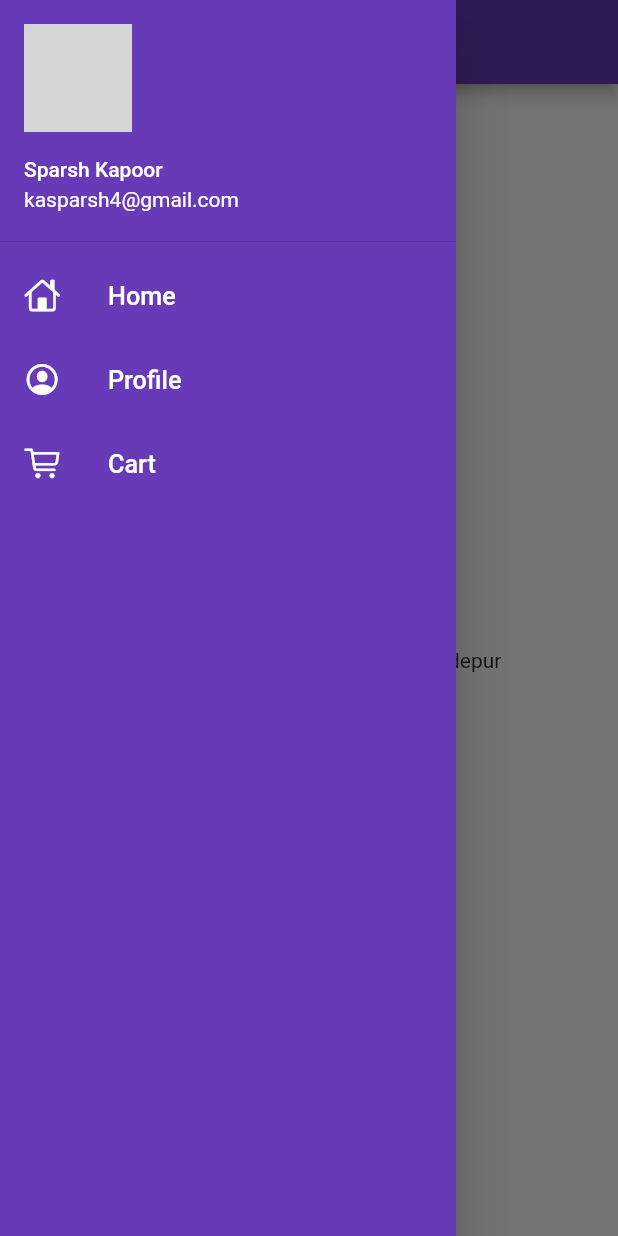
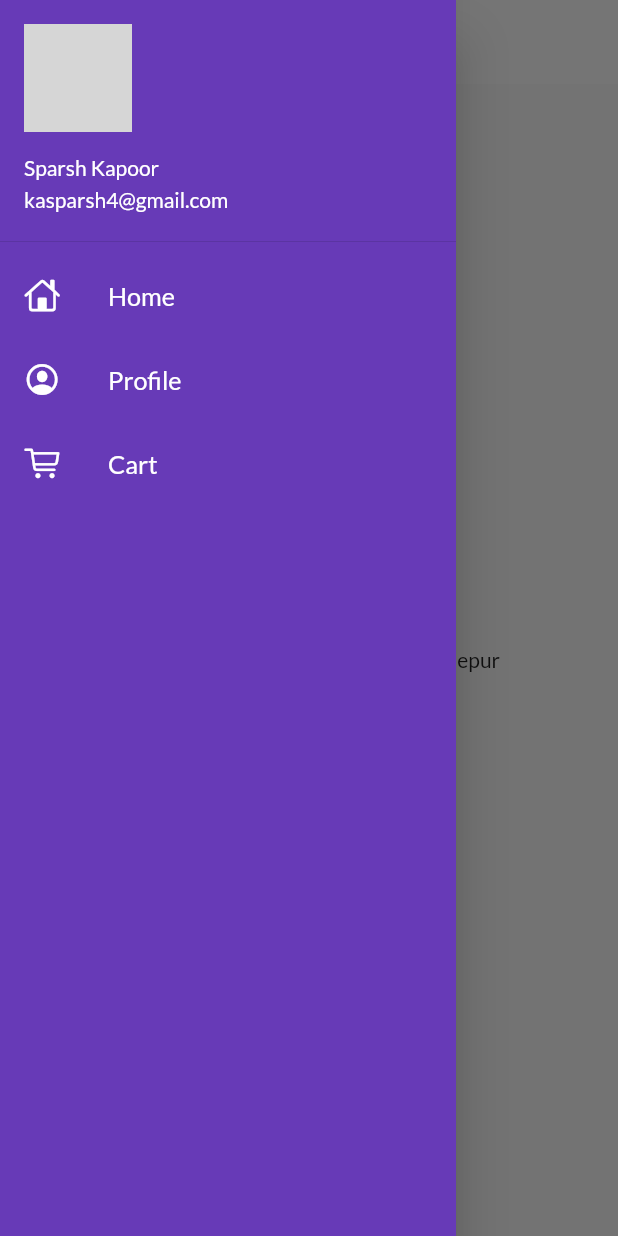
Before and after one commit to sparshkp/Flutter_catalogue, a Flutter app: the screen it shows after launch, with the side drawer open, on a phone screen of 412 x 824 dp. Run offline on Flutter 3.47's test engine with Material 2 defaults, Android fonts, the phone set to English and light mode, and no system bars; our stand-ins replace google_fonts; network calls fail; grey boxes are pictures that could not be loaded.

Commit message:
themes extracted

```diff
--- a/lib/main.dart
+++ b/lib/main.dart
@@ -4,6 +4,8 @@
 import 'package:flutter_catalogue_1/pages/home_page.dart';
 import 'package:flutter_catalogue_1/pages/login_page.dart';
 import 'package:flutter_catalogue_1/utilities/routes.dart';
+import 'package:flutter_catalogue_1/widgets/themes.dart';
+import 'package:google_fonts/google_fonts.dart';
 
 void main(){
   runApp(MyApp());
@@ -16,10 +18,8 @@
     return MaterialApp(
 
       themeMode: ThemeMode.light,
-      theme: ThemeData(primarySwatch: Colors.deepPurple),
-      darkTheme: ThemeData(
-        brightness: Brightness.dark
-      ),
+      theme: MyTheme.lightTheme(context),
+      darkTheme: MyTheme.darkTheme(context),
       debugShowCheckedModeBanner: false,
       initialRoute: MyRoutes.homeRoutes,
       routes: {
--- /dev/null
+++ b/lib/widgets/themes.dart
@@ -0,0 +1,16 @@
+import 'package:flutter/material.dart';
+import 'package:google_fonts/google_fonts.dart';
+
+class MyTheme{
+  static ThemeData lightTheme(BuildContext context) => ThemeData(primarySwatch: Colors.deepPurple,
+      fontFamily: GoogleFonts.lato().fontFamily,
+      appBarTheme: AppBarTheme(
+        color: Colors.white,
+        elevation: 0,
+        iconTheme: IconThemeData(color: Colors.black),
+        titleTextStyle: TextStyle(color: Colors.black),
+      ),);
+      static ThemeData darkTheme(BuildContext context) => ThemeData(
+         brightness: Brightness.dark
+      );
+}
--- a/pubspec.yaml
+++ b/pubspec.yaml
@@ -35,6 +35,7 @@
   # The following adds the Cupertino Icons font to your application.
   # Use with the CupertinoIcons class for iOS style icons.
   cupertino_icons: ^1.0.2
+  google_fonts: ^5.1.0
 
 dev_dependencies:
   flutter_test:
```
Also changed, not shown: lib/models/catalogue.dart (added), pubspec.lock, 1 other file.
